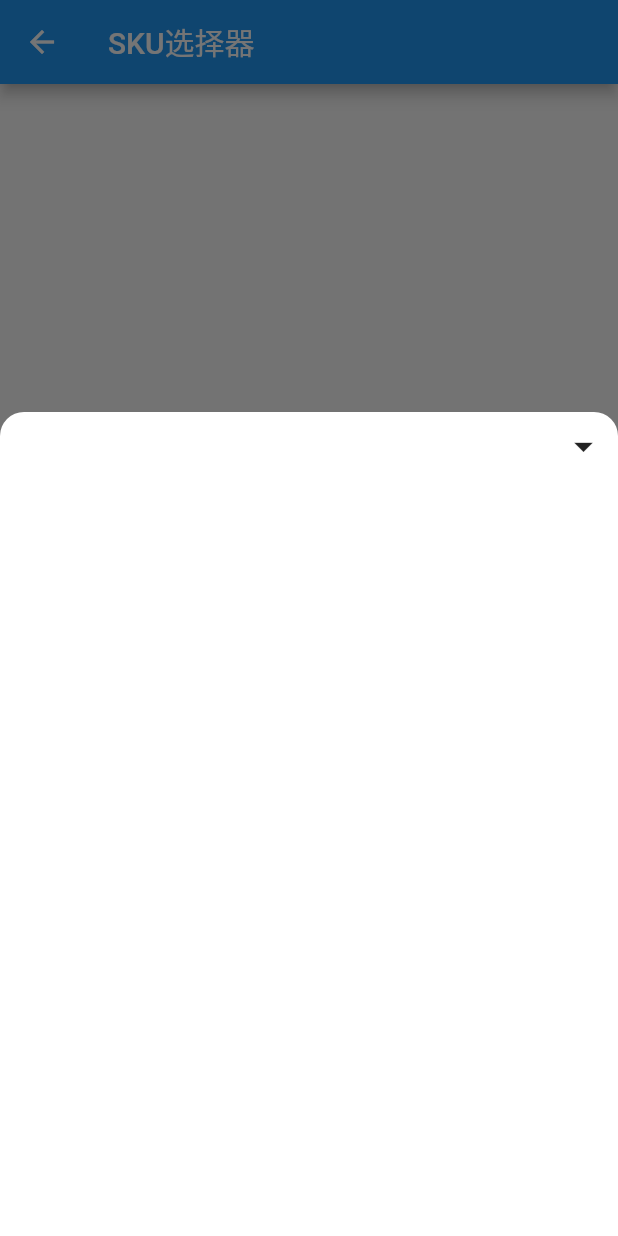
After one commit to Jonty1997/ZoroFlutter, a Flutter app: the SkuSelect screen opened by its route, after a tap on the "add" icon, on a phone screen of 412 x 824 dp. The commit adds this screen. Run offline on Flutter 3.47's test engine with Material 2 defaults, Android fonts, the phone set to English and light mode, and no system bars.

Commit message:
create Sku selection

```diff
--- a/lib/main.dart
+++ b/lib/main.dart
@@ -1,4 +1,7 @@
 import 'package:flutter/material.dart';
+import 'package:zoro_flutter/config/route.dart';
+import 'package:zoro_flutter/ui/common_widget/sku_select.dart';
+import 'package:zoro_flutter/util/common_util.dart';
 
 void main() {
   runApp(MyApp());
@@ -9,23 +12,12 @@ class MyApp extends StatelessWidget {
   @override
   Widget build(BuildContext context) {
     return MaterialApp(
-      title: 'Flutter Demo',
+      title: 'ZoroFlutter',
       theme: ThemeData(
-        // This is the theme of your application.
-        //
-        // Try running your application with "flutter run". You'll see the
-        // application has a blue toolbar. Then, without quitting the app, try
-        // changing the primarySwatch below to Colors.green and then invoke
-        // "hot reload" (press "r" in the console where you ran "flutter run",
-        // or simply save your changes to "hot reload" in a Flutter IDE).
-        // Notice that the counter didn't reset back to zero; the application
-        // is not restarted.
         primarySwatch: Colors.blue,
-        // This makes the visual density adapt to the platform that you run
-        // the app on. For desktop platforms, the controls will be smaller and
-        // closer together (more dense) than on mobile platforms.
         visualDensity: VisualDensity.adaptivePlatformDensity,
       ),
+      routes: Routes.getRoute(),
       home: MyHomePage(title: 'Flutter Demo Home Page'),
     );
   }
@@ -33,16 +25,6 @@ class MyApp extends StatelessWidget {
 
 class MyHomePage extends StatefulWidget {
   MyHomePage({Key key, this.title}) : super(key: key);
-
-  // This widget is the home page of your application. It is stateful, meaning
-  // that it has a State object (defined below) that contains fields that affect
-  // how it looks.
-
-  // This class is the configuration for the state. It holds the values (in this
-  // case the title) provided by the parent (in this case the App widget) and
-  // used by the build method of the State. Fields in a Widget subclass are
-  // always marked "final".
-
   final String title;
 
   @override
@@ -53,48 +35,20 @@ class _MyHomePageState extends State<MyHomePage> {
   int _counter = 0;
 
   void _incrementCounter() {
+    CommonUtil.openPage(context, SkuSelect());
     setState(() {
-      // This call to setState tells the Flutter framework that something has
-      // changed in this State, which causes it to rerun the build method below
-      // so that the display can reflect the updated values. If we changed
-      // _counter without calling setState(), then the build method would not be
-      // called again, and so nothing would appear to happen.
       _counter++;
     });
   }
 
   @override
   Widget build(BuildContext context) {
-    // This method is rerun every time setState is called, for instance as done
-    // by the _incrementCounter method above.
-    //
-    // The Flutter framework has been optimized to make rerunning build methods
-    // fast, so that you can just rebuild anything that needs updating rather
-    // than having to individually change instances of widgets.
     return Scaffold(
       appBar: AppBar(
-        // Here we take the value from the MyHomePage object that was created by
-        // the App.build method, and use it to set our appbar title.
         title: Text(widget.title),
       ),
       body: Center(
-        // Center is a layout widget. It takes a single child and positions it
-        // in the middle of the parent.
         child: Column(
-          // Column is also a layout widget. It takes a list of children and
-          // arranges them vertically. By default, it sizes itself to fit its
-          // children horizontally, and tries to be as tall as its parent.
-          //
-          // Invoke "debug painting" (press "p" in the console, choose the
-          // "Toggle Debug Paint" action from the Flutter Inspector in Android
-          // Studio, or the "Toggle Debug Paint" command in Visual Studio Code)
-          // to see the wireframe for each widget.
-          //
-          // Column has various properties to control how it sizes itself and
-          // how it positions its children. Here we use mainAxisAlignment to
-          // center the children vertically; the main axis here is the vertical
-          // axis because Columns are vertical (the cross axis would be
-          // horizontal).
           mainAxisAlignment: MainAxisAlignment.center,
           children: <Widget>[
             Text(
--- /dev/null
+++ b/lib/ui/common_widget/sku_select.dart
@@ -0,0 +1,95 @@
+import 'package:flutter/cupertino.dart';
+import 'package:flutter/material.dart';
+
+///@author[zoro]
+///通用的sku选择器
+class SkuSelect extends StatefulWidget {
+  static final route = 'SkuSelect';
+
+  @override
+  _SkuSelectState createState() => _SkuSelectState();
+}
+
+class _SkuSelectState extends State<SkuSelect> {
+  @override
+  Widget build(BuildContext context) {
+    return Scaffold(
+      appBar: AppBar(
+        title: Text("SKU选择器"),
+      ),
+      body: Center(
+        child: Column(
+          mainAxisAlignment: MainAxisAlignment.center,
+          children: <Widget>[],
+        ),
+      ),
+      floatingActionButton: FloatingActionButton(
+        onPressed: () {
+          _showSkuSelectDialog();
+        },
+        tooltip: 'Increment',
+        child: Icon(Icons.add),
+      ), // This trailing comma makes auto-formatting nicer for build methods.
+    );
+  }
+
+  //显示弹窗
+  void _showSkuSelectDialog() {
+    showModalBottomSheet(
+        context: context,
+        isScrollControlled: true,
+        backgroundColor: Colors.transparent,
+        builder: (BuildContext context) {
+          return StatefulBuilder(builder: (context, bottomState) {
+            return GestureDetector(
+              // behavior: HitTestBehavior.translucent,
+              onTap: () {
+                Navigator.pop(context);
+              },
+              child: Column(
+                children: [
+                  SizedBox(
+                    height: MediaQuery.of(context).size.height / 3,
+                  ),
+                  Expanded(
+                      child: Container(
+                          width: double.maxFinite,
+                          decoration: BoxDecoration(
+                              color: Colors.white,
+                              borderRadius: BorderRadius.only(
+                                  topLeft: Radius.circular(16),
+                                  topRight: Radius.circular(16))),
+                          child: _buildDialogWidget())),
+                ],
+              ),
+            );
+          });
+        });
+  }
+
+  //底部弹窗内容
+  Widget _buildDialogWidget() {
+    return Stack(
+      children: [
+        Column(
+          children: [
+            Expanded(
+              child: ListView(
+                children: [],
+              ),
+            )
+          ],
+        ),
+        Positioned(
+            right: 8,
+            top: 8,
+            child: InkWell(
+              child: Icon(
+                Icons.arrow_drop_down_outlined,
+                size: 30,
+              ),
+            ))
+      ],
+    );
+  }
+}
```
